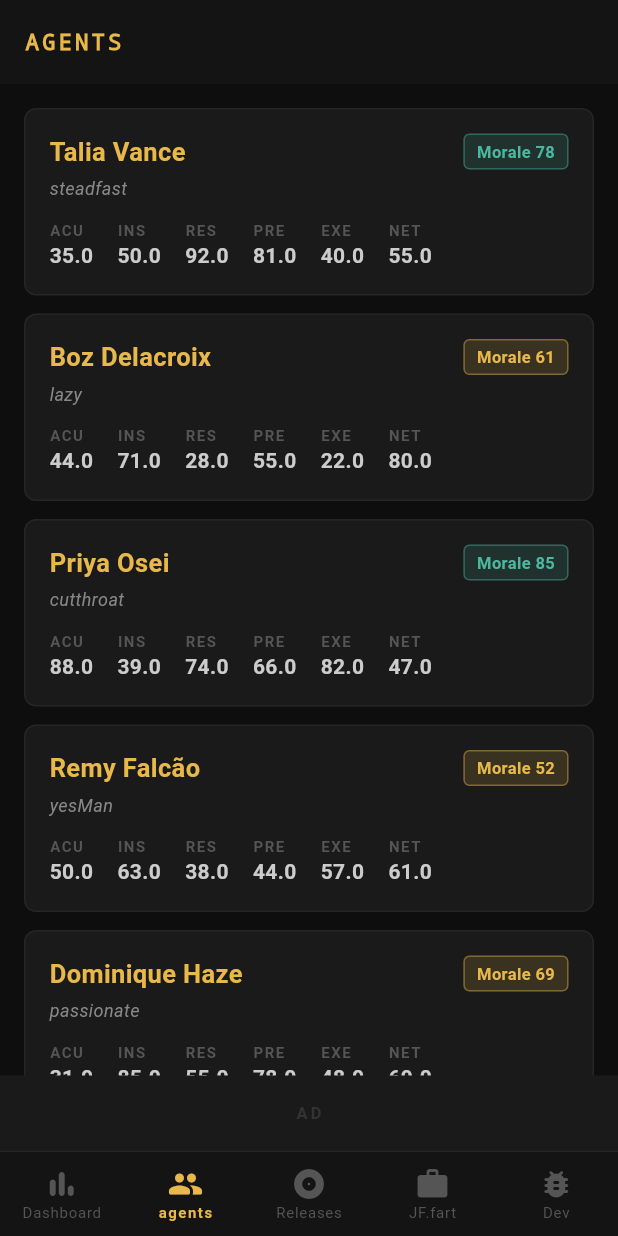
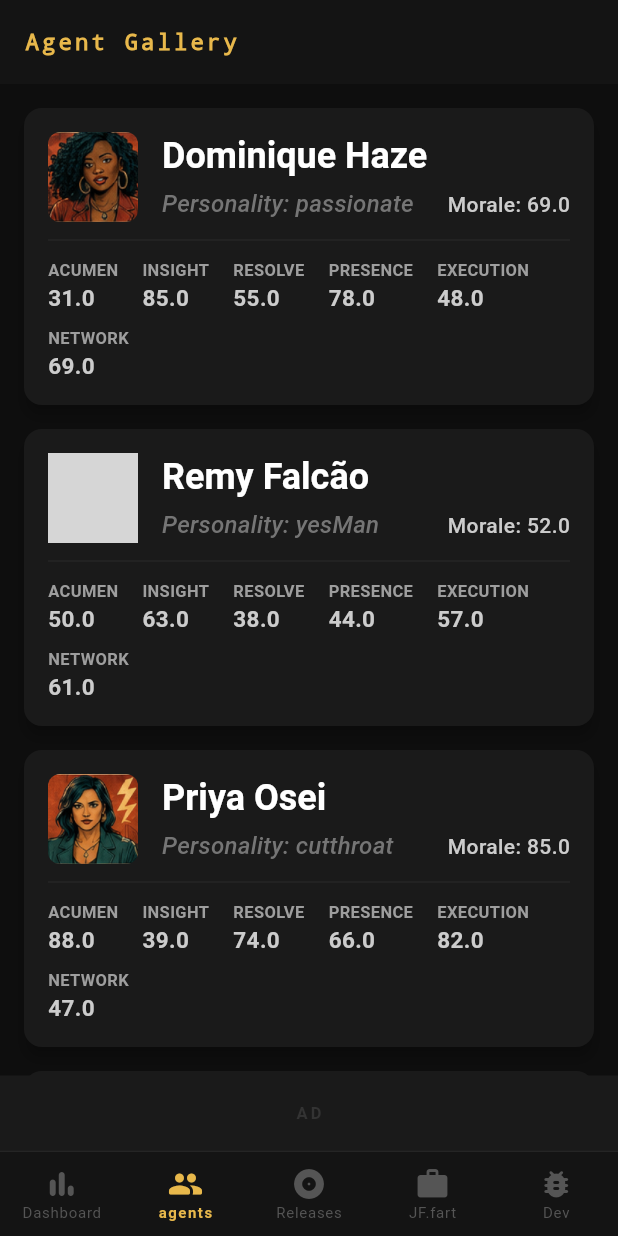
Before and after one commit to plasticus/record_label_simulator, a Flutter app: the screen it shows after launch, item 2 of the bottom bar chosen, on a phone screen of 412 x 824 dp. Run offline on Flutter 3.47's test engine with Material 3 defaults, Android fonts, the phone set to English and light mode, and no system bars; our stand-ins replace flutter_riverpod, shared_preferences; grey boxes are pictures that could not be loaded.

Commit message:
Added pictures

```diff
--- a/lib/screens/gallery/agent_gallery_screen.dart
+++ b/lib/screens/gallery/agent_gallery_screen.dart
@@ -1,233 +1,183 @@
+// // ... existing imports ...
+import 'dart:convert';
+import 'package:flutter/material.dart';
+import 'package:flutter/services.dart' show rootBundle;
+
 // lib/screens/gallery/agent_gallery_screen.dart
-import 'package:flutter/material.dart';
-import 'package:flutter_riverpod/flutter_riverpod.dart';
-import '../../models/band_manager.dart';
-import '../../providers/band_manager_provider.dart';
 
-// ─── AGENT GALLERY SCREEN ────────────────────────────────────────────────────
-// The Rogue's Gallery. Shows all active agents.
-// Consuming bandManagerProvider — no more raw JSON loading in initState.
-
-class AgentGalleryScreen extends ConsumerWidget {
+class AgentGalleryScreen extends StatefulWidget {
   const AgentGalleryScreen({super.key});
 
   @override
-  Widget build(BuildContext context, WidgetRef ref) {
-    final managersAsync = ref.watch(bandManagerProvider);
+  State<AgentGalleryScreen> createState() => _AgentGalleryScreenState();
+}
+
+class _AgentGalleryScreenState extends State<AgentGalleryScreen> {
+  List<dynamic> _randomAgents = [];
+  bool _isLoading = true;
+  String? _error;
+
+  @override
+  void initState() {
+    super.initState();
+    _loadRandomAgents();
+  }
+
+  Future<void> _loadRandomAgents() async {
+    try {
+      // Pulling directly from your existing json file asset seen in image_90fbec.jpg
+      final String response = await rootBundle.loadString('assets/data/band_managers.json');
+      final List<dynamic> data = json.decode(response);
+
+      if (data.isNotEmpty) {
+        // Shuffle the real roster deck and carve out exactly 5 items
+        final List<dynamic> shuffled = List.from(data)..shuffle();
+        _randomAgents = shuffled.take(5).toList();
+      }
+
+      setState(() {
+        _isLoading = false;
+      });
+    } catch (e) {
+      setState(() {
+        _error = e.toString();
+        _isLoading = false;
+      });
+    }
+  }
+
+  @override
+  Widget build(BuildContext context) {
+    if (_isLoading) {
+      return const Scaffold(
+        body: Center(child: CircularProgressIndicator()),
+      );
+    }
+
+    if (_error != null) {
+      return Scaffold(
+        body: Center(child: Text('Gnarly error loading data: $_error')),
+      );
+    }
 
     return Scaffold(
       appBar: AppBar(
-        title: const Text('AGENTS'),
+        title: const Text('Agent Gallery'),
       ),
-      body: managersAsync.when(
-        loading: () => const Center(child: CircularProgressIndicator()),
-        error: (e, _) => Center(
-          child: Text(
-            'Gnarly error loading agents:\n$e',
-            textAlign: TextAlign.center,
-            style: const TextStyle(color: Color(0xFFCF4E4E)),
-          ),
-        ),
-        data: (managers) => managers.isEmpty
-            ? const _EmptyGallery()
-            : ListView.builder(
-          padding: const EdgeInsets.all(16),
-          itemCount: managers.length,
-          itemBuilder: (context, index) =>
-              _AgentCard(manager: managers[index]),
-        ),
+      body: _randomAgents.isEmpty
+          ? const Center(child: Text('No managers found in the file.'))
+          : ListView.builder(
+        padding: const EdgeInsets.all(16.0),
+        itemCount: _randomAgents.length,
+        itemBuilder: (context, index) {
+          final agent = _randomAgents[index];
+          // Accessing the nested skills map directly from your JSON blueprint
+          final Map<String, dynamic> skills = agent['skills'] ?? {};
+
+          // Clean up the name to match your asset file naming convention (e.g., "Priya Osei" -> "priyaosei")
+          final String rawName = agent['name'] ?? 'unknown';
+          final String sanitizedName = rawName.replaceAll(' ', '').toLowerCase();
+          final String assetPath = 'assets/images/agents/$sanitizedName.png';
+
+          return Card(
+            margin: const EdgeInsets.only(bottom: 16.0),
+            elevation: 4.0,
+            shape: RoundedRectangleBorder(borderRadius: BorderRadius.circular(12.0)),
+            child: Padding(
+              padding: const EdgeInsets.all(16.0),
+              child: Column(
+                crossAxisAlignment: CrossAxisAlignment.start,
+                children: [
+                  Row(
+                    crossAxisAlignment: CrossAxisAlignment.start,
+                    children: [
+                      // Agent Profile Image Avatar
+                      ClipRRect(
+                        borderRadius: BorderRadius.circular(8.0),
+                        child: Image.asset(
+                          assetPath,
+                          width: 60.0,
+                          height: 60.0,
+                          fit: BoxFit.cover,
+                          // Fallback check in case an asset is missing or misspelled
+                          errorBuilder: (context, error, stackTrace) {
+                            return Container(
+                              width: 60.0,
+                              height: 60.0,
+                              color: Colors.grey[300],
+                              child: const Icon(Icons.person, color: Colors.grey),
+                            );
+                          },
+                        ),
+                      ),
+                      const SizedBox(width: 16.0),
+                      // Name and Personality Details
+                      Expanded(
+                        child: Column(
+                          crossAxisAlignment: CrossAxisAlignment.start,
+                          children: [
+                            Text(
+                              agent['name'] ?? 'Unknown Agent',
+                              style: Theme.of(context).textTheme.headlineSmall?.copyWith(
+                                fontWeight: FontWeight.bold,
+                              ),
+                            ),
+                            const SizedBox(height: 4.0),
+                            Row(
+                              mainAxisAlignment: MainAxisAlignment.spaceBetween,
+                              children: [
+                                Text(
+                                  'Personality: ${agent['personality'] ?? 'Normal'}',
+                                  style: Theme.of(context).textTheme.titleMedium?.copyWith(
+                                    color: Colors.grey[600],
+                                    fontStyle: FontStyle.italic,
+                                  ),
+                                ),
+                                Text(
+                                  'Morale: ${agent['morale']?.toString() ?? '100'}',
+                                  style: const TextStyle(fontWeight: FontWeight.w500),
+                                ),
+                              ],
+                            ),
+                          ],
+                        ),
+                      ),
+                    ],
+                  ),
+                  const Divider(height: 24.0),
+                  Wrap(
+                    spacing: 16.0,
+                    runSpacing: 8.0,
+                    children: skills.entries.map((entry) {
+                      return Column(
+                        crossAxisAlignment: CrossAxisAlignment.start,
+                        children: [
+                          Text(
+                            entry.key.toUpperCase(),
+                            style: TextStyle(
+                              fontSize: 11.0,
+                              color: Colors.grey[500],
+                              fontWeight: FontWeight.w600,
+                            ),
+                          ),
+                          Text(
+                            '${entry.value}',
+                            style: const TextStyle(
+                              fontSize: 15.0,
+                              fontWeight: FontWeight.bold,
+                            ),
+                          ),
+                        ],
+                      );
+                    }).toList(),
+                  ),
+                ],
+              ),
+            ),
+          );
+        },
       ),
     );
   }
 }
-
-// ─── AGENT CARD ──────────────────────────────────────────────────────────────
-
-class _AgentCard extends StatelessWidget {
-  final BandManager manager;
-  const _AgentCard({required this.manager});
-
-  @override
-  Widget build(BuildContext context) {
-    final skills = manager.skills;
-
-    return Container(
-      margin: const EdgeInsets.only(bottom: 12),
-      decoration: BoxDecoration(
-        color: const Color(0xFF1A1A1A),
-        borderRadius: BorderRadius.circular(8),
-        border: Border.all(color: const Color(0xFF252525)),
-      ),
-      child: Padding(
-        padding: const EdgeInsets.all(16),
-        child: Column(
-          crossAxisAlignment: CrossAxisAlignment.start,
-          children: [
-            // ── Name + morale ──
-            Row(
-              mainAxisAlignment: MainAxisAlignment.spaceBetween,
-              children: [
-                Text(
-                  manager.name,
-                  style: const TextStyle(
-                    fontSize: 17,
-                    fontWeight: FontWeight.bold,
-                    color: Color(0xFFE8B84B),
-                  ),
-                ),
-                _MoraleChip(morale: manager.morale),
-              ],
-            ),
-            const SizedBox(height: 4),
-
-            // ── Personality + role ──
-            Text(
-              manager.personality.name,
-              style: const TextStyle(
-                color: Color(0xFF888888),
-                fontSize: 12,
-                fontStyle: FontStyle.italic,
-              ),
-            ),
-            const SizedBox(height: 12),
-
-            // ── Skills grid ──
-            Wrap(
-              spacing: 16,
-              runSpacing: 8,
-              children: [
-                _SkillCell('ACU', skills.acumen),
-                _SkillCell('INS', skills.insight),
-                _SkillCell('RES', skills.resolve),
-                _SkillCell('PRE', skills.presence),
-                _SkillCell('EXE', skills.execution),
-                _SkillCell('NET', skills.network),
-              ],
-            ),
-
-            // ── Warning badges ──
-            if (manager.isUnderPerforming || manager.isBurningOut) ...[
-              const SizedBox(height: 10),
-              Wrap(
-                spacing: 8,
-                children: [
-                  if (manager.isUnderPerforming)
-                    _Badge('UNDERPERFORMING', const Color(0xFFCF4E4E)),
-                  if (manager.isBurningOut)
-                    _Badge('BURNING OUT', const Color(0xFFE8884B)),
-                ],
-              ),
-            ],
-          ],
-        ),
-      ),
-    );
-  }
-}
-
-// ─── SHARED SMALL WIDGETS ────────────────────────────────────────────────────
-
-class _MoraleChip extends StatelessWidget {
-  final double morale;
-  const _MoraleChip({required this.morale});
-
-  Color get _color {
-    if (morale >= 70) return const Color(0xFF4BB8A0);
-    if (morale >= 40) return const Color(0xFFE8B84B);
-    return const Color(0xFFCF4E4E);
-  }
-
-  @override
-  Widget build(BuildContext context) {
-    return Container(
-      padding: const EdgeInsets.symmetric(horizontal: 8, vertical: 3),
-      decoration: BoxDecoration(
-        color: _color.withValues(alpha: 0.15),
-        borderRadius: BorderRadius.circular(4),
-        border: Border.all(color: _color.withValues(alpha: 0.4)),
-      ),
-      child: Text(
-        'Morale ${morale.toStringAsFixed(0)}',
-        style: TextStyle(
-          color: _color,
-          fontSize: 11,
-          fontWeight: FontWeight.bold,
-        ),
-      ),
-    );
-  }
-}
-
-class _SkillCell extends StatelessWidget {
-  final String label;
-  final double value;
-  const _SkillCell(this.label, this.value);
-
-  @override
-  Widget build(BuildContext context) {
-    return Column(
-      crossAxisAlignment: CrossAxisAlignment.start,
-      children: [
-        Text(label,
-            style: const TextStyle(
-                color: Color(0xFF555555),
-                fontSize: 10,
-                fontWeight: FontWeight.bold,
-                letterSpacing: 1.0)),
-        Text(value.toStringAsFixed(1),
-            style: const TextStyle(
-                color: Color(0xFFCCCCCC),
-                fontSize: 14,
-                fontWeight: FontWeight.bold)),
-      ],
-    );
-  }
-}
-
-class _Badge extends StatelessWidget {
-  final String label;
-  final Color color;
-  const _Badge(this.label, this.color);
-
-  @override
-  Widget build(BuildContext context) {
-    return Container(
-      padding: const EdgeInsets.symmetric(horizontal: 6, vertical: 2),
-      decoration: BoxDecoration(
-        color: color.withValues(alpha: 0.15),
-        borderRadius: BorderRadius.circular(3),
-      ),
-      child: Text(label,
-          style: TextStyle(
-              color: color, fontSize: 10, fontWeight: FontWeight.bold)),
-    );
-  }
-}
-
-// ─── EMPTY STATE ─────────────────────────────────────────────────────────────
-
-class _EmptyGallery extends StatelessWidget {
-  const _EmptyGallery();
-
-  @override
-  Widget build(BuildContext context) {
-    return Column(
-      mainAxisAlignment: MainAxisAlignment.center,
-      children: [
-        const Icon(Icons.people_outline_rounded,
-            size: 48, color: Color(0xFF333333)),
-        const SizedBox(height: 16),
-        const Text('No agents yet.',
-            style: TextStyle(
-                color: Color(0xFF555555),
-                fontSize: 16,
-                fontWeight: FontWeight.w600)),
-        const SizedBox(height: 6),
-        Text('Hire someone on JF.fart to get started.',
-            style: TextStyle(
-                color: const Color(0xFF555555).withValues(alpha: 0.7),
-                fontSize: 13)),
-      ],
-    );
-  }
-}
+// // end of screen class definition
--- a/pubspec.yaml
+++ b/pubspec.yaml
@@ -24,3 +24,4 @@ flutter:
   assets:
       - assets/data/
       - assets/images/jukebox_background.png
+      - assets/images/agents/
```
